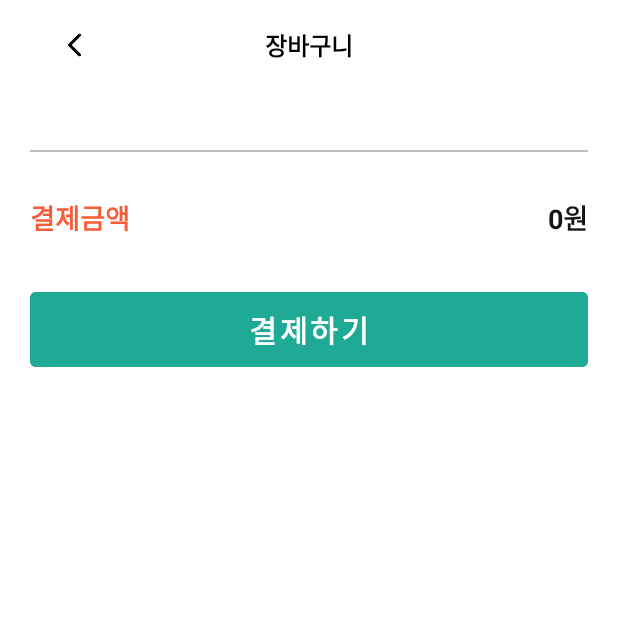
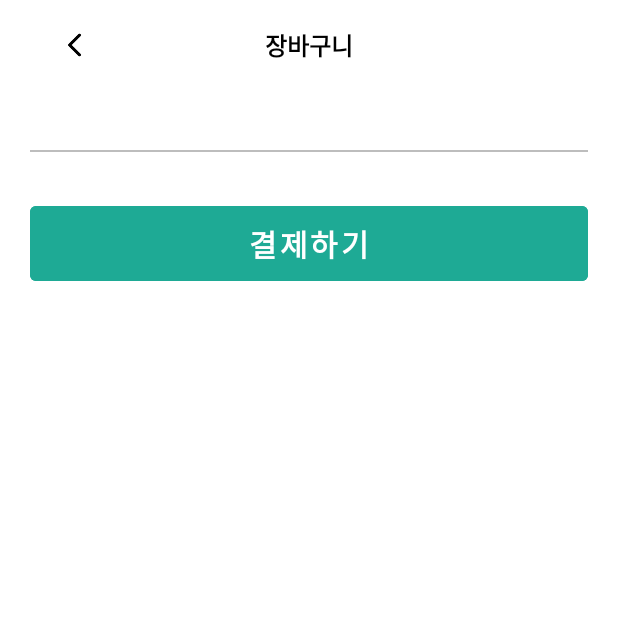
Before and after one commit to Gongdongjang/consumer_client, an Android app: the CartListActivity screen opened directly, with no data from a screen before it, on a phone screen of 412 x 824 dp, the top half of it. Run offline under Robolectric (Android 15) with nearby library versions, the phone set to English and light mode, and no system bars; 4 statements that could not run were skipped.

Commit message:
#113 [디자인] 결제금액 삭제

```diff
--- a/app/src/main/res/layout/activity_get_cart.xml
+++ b/app/src/main/res/layout/activity_get_cart.xml
@@ -81,36 +81,36 @@
             android:layout_height="1dp"
             android:background="@color/purple_500"/>
 
-        <LinearLayout
-            android:layout_width="match_parent"
-            android:layout_height="wrap_content"
-            android:layout_marginTop="30dp"
-            android:orientation="horizontal">
-            <TextView
-                android:layout_width="wrap_content"
-                android:layout_height="wrap_content"
-                android:textStyle="bold"
-                android:textSize="18sp"
-                android:text="결제금액"
-                android:textColor="#F75D39"/>
-            <TextView
-                android:id="@+id/CartTotalPrice"
-                android:layout_width="wrap_content"
-                android:layout_height="wrap_content"
-                android:layout_weight="1"
-                android:gravity="right"
-                android:textStyle="bold"
-                android:textSize="18sp"
-                android:text="0"
-                android:textColor="@color/black"/>
-            <TextView
-                android:layout_width="wrap_content"
-                android:layout_height="wrap_content"
-                android:textStyle="bold"
-                android:textSize="18sp"
-                android:text="원"
-                android:textColor="@color/black"/>
-        </LinearLayout>
+<!--        <LinearLayout-->
+<!--            android:layout_width="match_parent"-->
+<!--            android:layout_height="wrap_content"-->
+<!--            android:layout_marginTop="30dp"-->
+<!--            android:orientation="horizontal">-->
+<!--            <TextView-->
+<!--                android:layout_width="wrap_content"-->
+<!--                android:layout_height="wrap_content"-->
+<!--                android:textStyle="bold"-->
+<!--                android:textSize="18sp"-->
+<!--                android:text="결제금액"-->
+<!--                android:textColor="#F75D39"/>-->
+<!--            <TextView-->
+<!--                android:id="@+id/CartTotalPrice"-->
+<!--                android:layout_width="wrap_content"-->
+<!--                android:layout_height="wrap_content"-->
+<!--                android:layout_weight="1"-->
+<!--                android:gravity="right"-->
+<!--                android:textStyle="bold"-->
+<!--                android:textSize="18sp"-->
+<!--                android:text="0"-->
+<!--                android:textColor="@color/black"/>-->
+<!--            <TextView-->
+<!--                android:layout_width="wrap_content"-->
+<!--                android:layout_height="wrap_content"-->
+<!--                android:textStyle="bold"-->
+<!--                android:textSize="18sp"-->
+<!--                android:text="원"-->
+<!--                android:textColor="@color/black"/>-->
+<!--        </LinearLayout>-->
 
         <Button
             android:id="@+id/CartPayButton"
```
